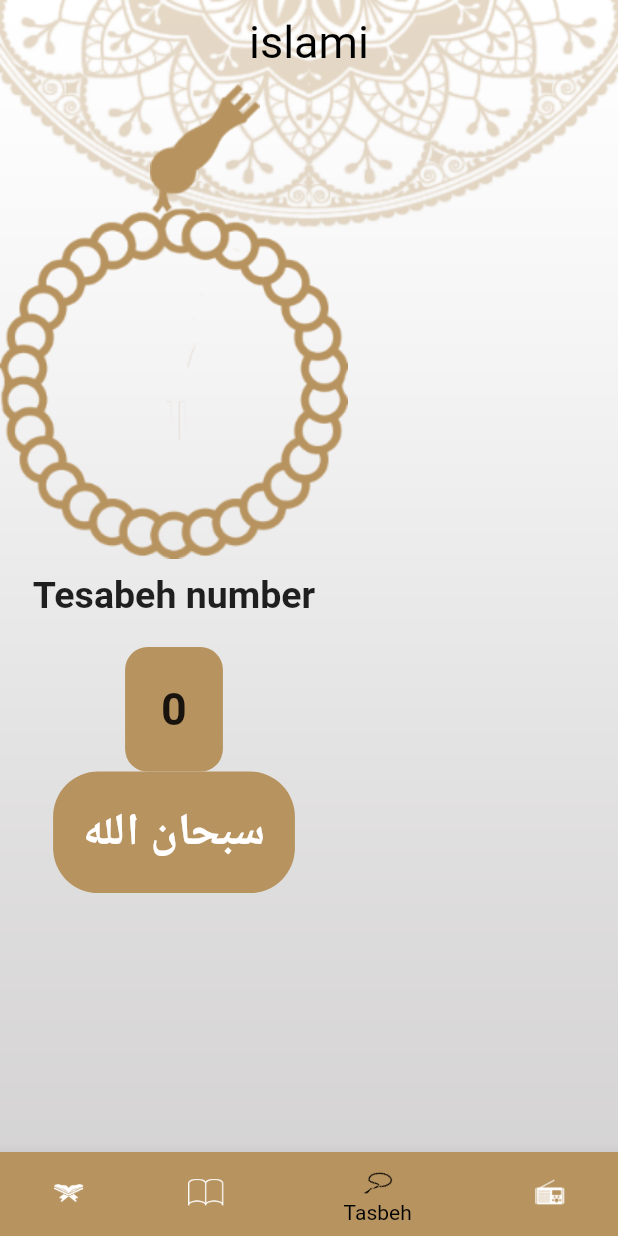
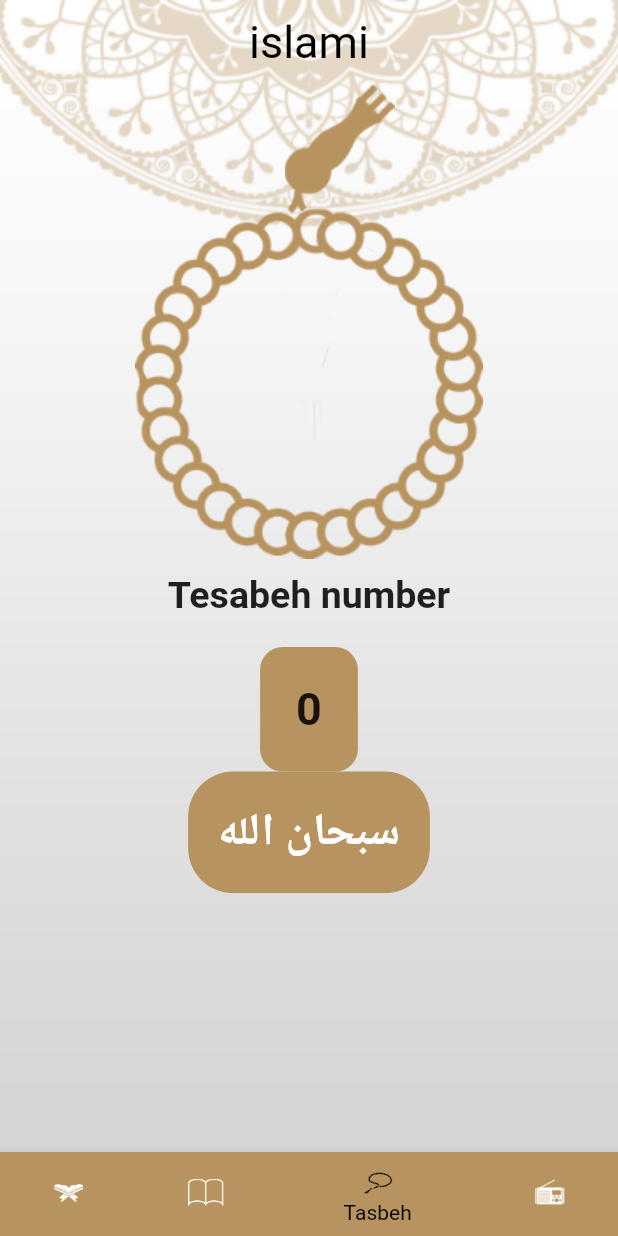
Before and after one commit to mohamednabiltraining/islami-online-c4, a Flutter app: the screen it shows after launch, item 3 of the bottom bar chosen, on a phone screen of 412 x 824 dp. Run offline on Flutter 3.47's test engine with Material 2 defaults, Android fonts, the phone set to English and light mode, and no system bars.

Commit message:
finish tasbeh all part

```diff
--- a/lib/home/tasbeh/TasbehTab.dart
+++ b/lib/home/tasbeh/TasbehTab.dart
@@ -15,7 +15,8 @@ class _TasbehTabState extends State<TasbehTab> {
   double angle=0;
   @override
   Widget build(BuildContext context) {
-    return Container(
+    return Center(
+      child: Container(
         child: Column(
           children: [
             Stack(
@@ -70,6 +71,7 @@ class _TasbehTabState extends State<TasbehTab> {
 
           ],
         ),
+      ),
     );
   }
 
@@ -78,7 +80,7 @@ class _TasbehTabState extends State<TasbehTab> {
       angle+=30;
       counter++;
       if(counter%33==0){
-        if(currentindex==4){
+        if(currentindex==3){
           currentindex=0;
         }
         currentindex++;
```
Lines whose indentation alone changed are shown as unchanged.
